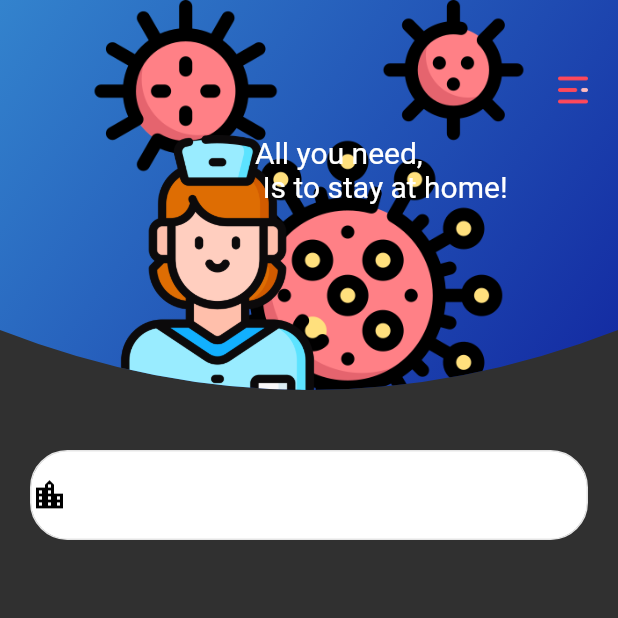
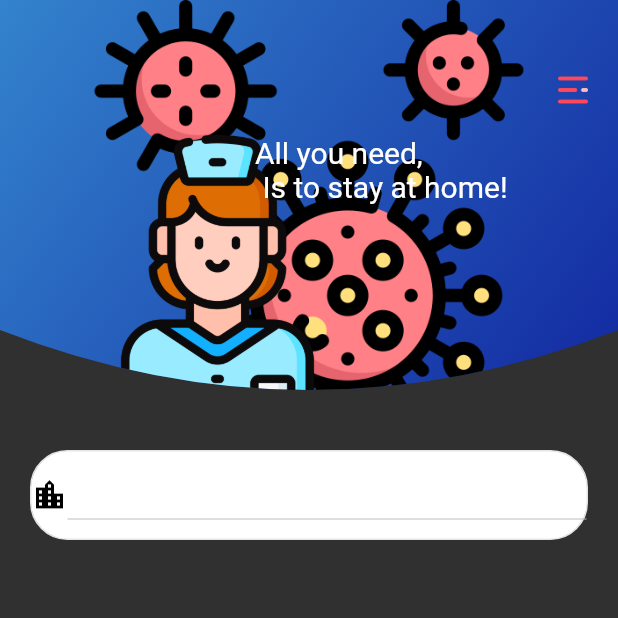
Before and after one commit to Aaris-Kazi/COVID19, a Flutter app: the screen it shows after launch, on a phone screen of 412 x 824 dp, the top half of it. Run offline on Flutter 3.47's test engine with Material 2 defaults, Android fonts, the phone set to English and light mode, and no system bars.

Commit message:
Drop Down added

```diff
--- a/lib/main.dart
+++ b/lib/main.dart
@@ -82,9 +82,23 @@ class _CovidState extends State<Covid> {
                   color: Colors.white,
                   borderRadius: new BorderRadius.circular(25),
                   border: Border.all(color: Color(0xFFE5E5E5))),
-            child: Icon(Icons.location_city, color: Colors.black),
-            padding: EdgeInsets.only(right: 530),
-          )
+              child: Row(
+                children: <Widget>[
+                  Icon(Icons.location_city, color: Colors.black),
+                  Expanded(
+                      child: DropdownButton(
+                        isExpanded: true,
+                    items: ['India', 'America', 'France']
+                        .map<DropdownMenuItem<String>>((String value) {
+                      return DropdownMenuItem<String>(
+                        child: new Text(value),
+                        value: value,
+                      );
+                    }).toList(),
+                    onChanged: (value) {},
+                  ))
+                ],
+              ))
         ],
       ),
     );
```
Lines whose indentation alone changed are shown as unchanged.
